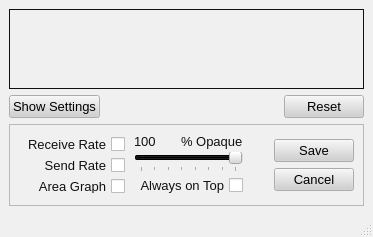
Before: the Qt Designer form src/gui/bwgraph/bwgraph.ui in a-ilin/vidalia, drawn with Qt 5.
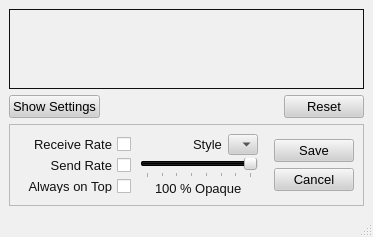
After: the same form once the commit is applied. Icons and pictures are not drawn. Custom widgets are drawn as their Qt base class.

Commit message:
Change the "area graph" checkbox into a graph style dropdown box with opello's graph icons. This involved shimmying a few other widgets around.
svn:r1539

Diff of the .ui file:
```diff
--- a/src/gui/bwgraph/bwgraph.ui
+++ b/src/gui/bwgraph/bwgraph.ui
@@ -659,17 +659,12 @@
           </widget>
          </item>
          <item>
-          <widget class="QCheckBox" name="chkAreaGraph" >
-           <property name="font" >
-            <font>
-             <pointsize>10</pointsize>
-            </font>
-           </property>
+          <widget class="QCheckBox" name="chkAlwaysOnTop" >
            <property name="layoutDirection" >
             <enum>Qt::RightToLeft</enum>
            </property>
            <property name="text" >
-            <string>Area Graph</string>
+            <string>Always on Top</string>
            </property>
           </widget>
          </item>
@@ -712,45 +707,51 @@
              <number>0</number>
             </property>
             <property name="spacing" >
-             <number>0</number>
+             <number>6</number>
             </property>
             <item>
-             <widget class="QLabel" name="lblPercentOpacity" >
-              <property name="minimumSize" >
+             <spacer>
+              <property name="orientation" >
+               <enum>Qt::Horizontal</enum>
+              </property>
+              <property name="sizeHint" >
                <size>
-                <width>25</width>
-                <height>0</height>
+                <width>20</width>
+                <height>20</height>
                </size>
               </property>
+             </spacer>
+            </item>
+            <item>
+             <widget class="QLabel" name="label_2" >
               <property name="font" >
                <font>
                 <pointsize>10</pointsize>
                </font>
               </property>
-              <property name="contextMenuPolicy" >
-               <enum>Qt::NoContextMenu</enum>
-              </property>
-              <property name="layoutDirection" >
-               <enum>Qt::RightToLeft</enum>
-              </property>
               <property name="text" >
-               <string>100</string>
+               <string>Style</string>
               </property>
              </widget>
             </item>
             <item>
-             <widget class="QLabel" name="label" >
-              <property name="font" >
-               <font>
-                <pointsize>10</pointsize>
-               </font>
-              </property>
-              <property name="contextMenuPolicy" >
-               <enum>Qt::NoContextMenu</enum>
-              </property>
-              <property name="text" >
-               <string>% Opaque</string>
-              </property>
+             <widget class="QComboBox" name="cmbGraphStyle" >
+              <item>
+               <property name="text" >
+                <string/>
+               </property>
+               <property name="icon" >
+                <iconset resource="../res/vidalia_common.qrc" >:/images/16x16/graph-line.png</iconset>
+               </property>
+              </item>
+              <item>
+               <property name="text" >
+                <string/>
+               </property>
+               <property name="icon" >
+                <iconset resource="../res/vidalia_common.qrc" >:/images/16x16/graph-area.png</iconset>
+               </property>
+              </item>
              </widget>
             </item>
            </layout>
@@ -792,26 +793,6 @@
             </property>
            </widget>
           </item>
-          <item>
-           <layout class="QVBoxLayout" >
-            <property name="margin" >
-             <number>0</number>
-            </property>
-            <property name="spacing" >
-             <number>6</number>
-            </property>
-            <item>
-             <widget class="QCheckBox" name="chkAlwaysOnTop" >
-              <property name="layoutDirection" >
-               <enum>Qt::RightToLeft</enum>
-              </property>
-              <property name="text" >
-               <string>Always on Top</string>
-              </property>
-             </widget>
-            </item>
-           </layout>
-          </item>
           <item>
            <spacer>
             <property name="orientation" >
@@ -825,6 +806,79 @@
             </property>
            </spacer>
           </item>
+          <item>
+           <layout class="QHBoxLayout" >
+            <property name="margin" >
+             <number>0</number>
+            </property>
+            <property name="spacing" >
+             <number>0</number>
+            </property>
+            <item>
+             <spacer>
+              <property name="orientation" >
+               <enum>Qt::Horizontal</enum>
+              </property>
+              <property name="sizeHint" >
+               <size>
+                <width>21</width>
+               </size>
+              </property>
+             </spacer>
+            </item>
+            <item>
+             <widget class="QLabel" name="lblPercentOpacity" >
+              <property name="minimumSize" >
+               <size>
+                <width>25</width>
+                <height>0</height>
+               </size>
+              </property>
+              <property name="font" >
+               <font>
+                <pointsize>10</pointsize>
+               </font>
+              </property>
+              <property name="contextMenuPolicy" >
+               <enum>Qt::NoContextMenu</enum>
+              </property>
+              <property name="layoutDirection" >
+               <enum>Qt::RightToLeft</enum>
+              </property>
+              <property name="text" >
+               <string>100</string>
+              </property>
+             </widget>
+            </item>
+            <item>
+             <widget class="QLabel" name="label" >
+              <property name="font" >
+               <font>
+                <pointsize>10</pointsize>
+               </font>
+              </property>
+              <property name="contextMenuPolicy" >
+               <enum>Qt::NoContextMenu</enum>
+              </property>
+              <property name="text" >
+               <string>% Opaque</string>
+              </property>
+             </widget>
+            </item>
+            <item>
+             <spacer>
+              <property name="orientation" >
+               <enum>Qt::Horizontal</enum>
+              </property>
+              <property name="sizeHint" >
+               <size>
+                <width>21</width>
+               </size>
+              </property>
+             </spacer>
+            </item>
+           </layout>
+          </item>
          </layout>
         </widget>
        </item>
```
The commit also changes 5 other files.
